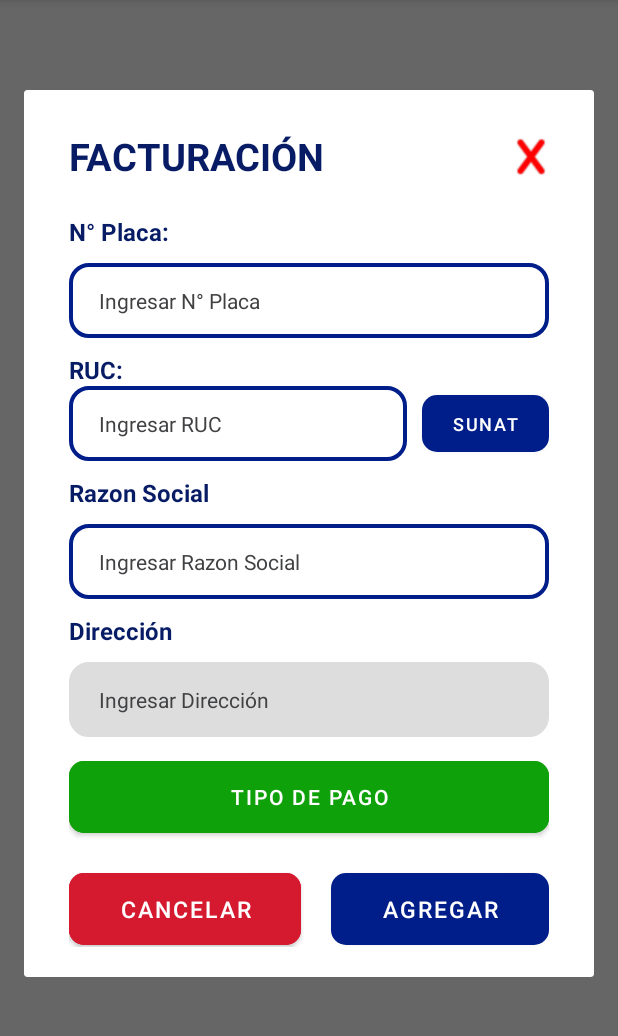
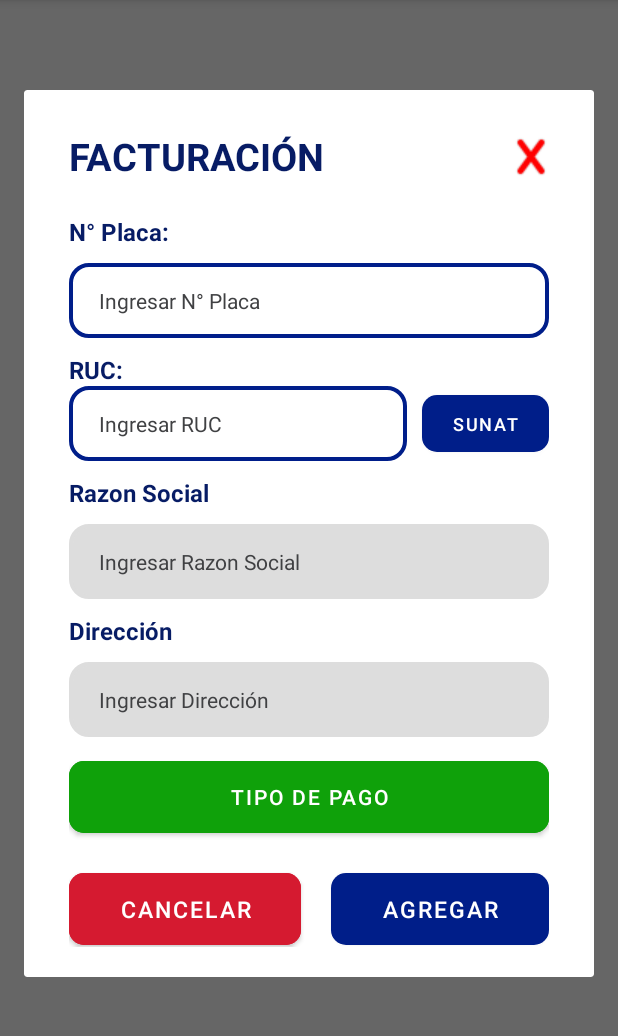
Before and after one commit to melinallacuag/RoblesAPP, an Android app: the fragment FacturacionFragment shown on its own in the app's theme, on a phone screen of 412 x 824 dp, the part 84-1120 px from its top. Run offline under Robolectric (Android 15) with nearby library versions, the phone set to English and light mode, and no system bars.

Commit message:
fragment bloqueado

```diff
--- a/app/src/main/res/layout/fragment_facturacion.xml
+++ b/app/src/main/res/layout/fragment_facturacion.xml
@@ -123,6 +123,7 @@
             android:hint="Ingresar Razon Social"
             android:inputType="text"
             android:focusable="false"
+            android:backgroundTint="#DDDDDD"
             android:paddingLeft="20sp"
             android:textColor="#123456"
             android:textColorHint="#404143"
```
